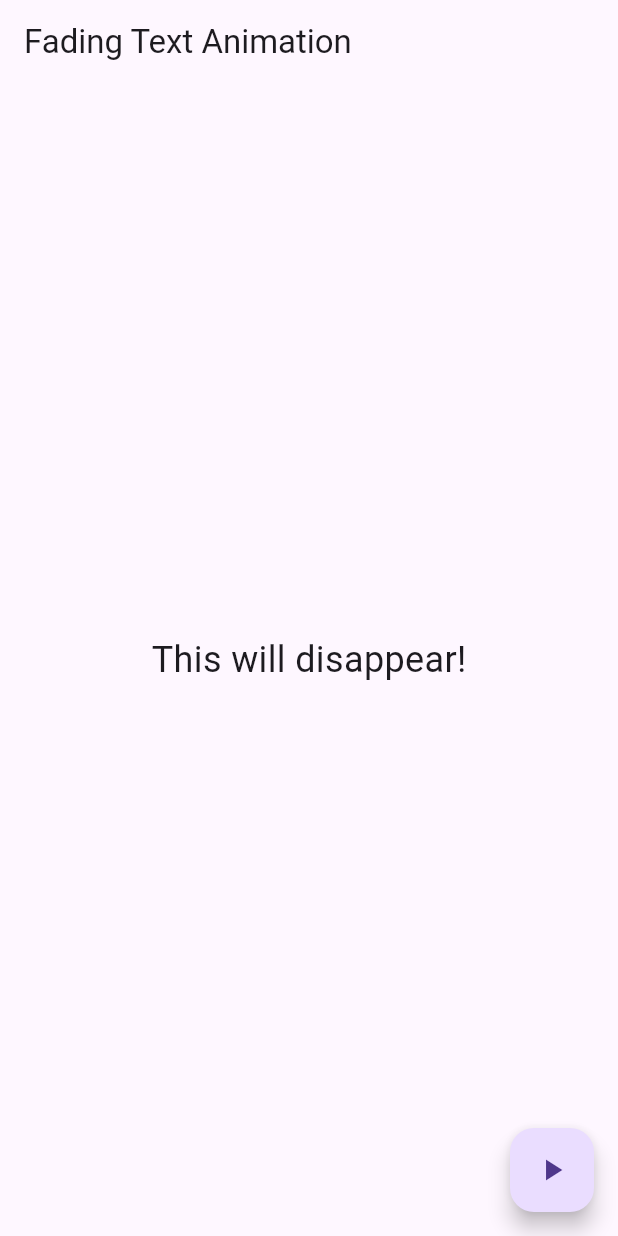
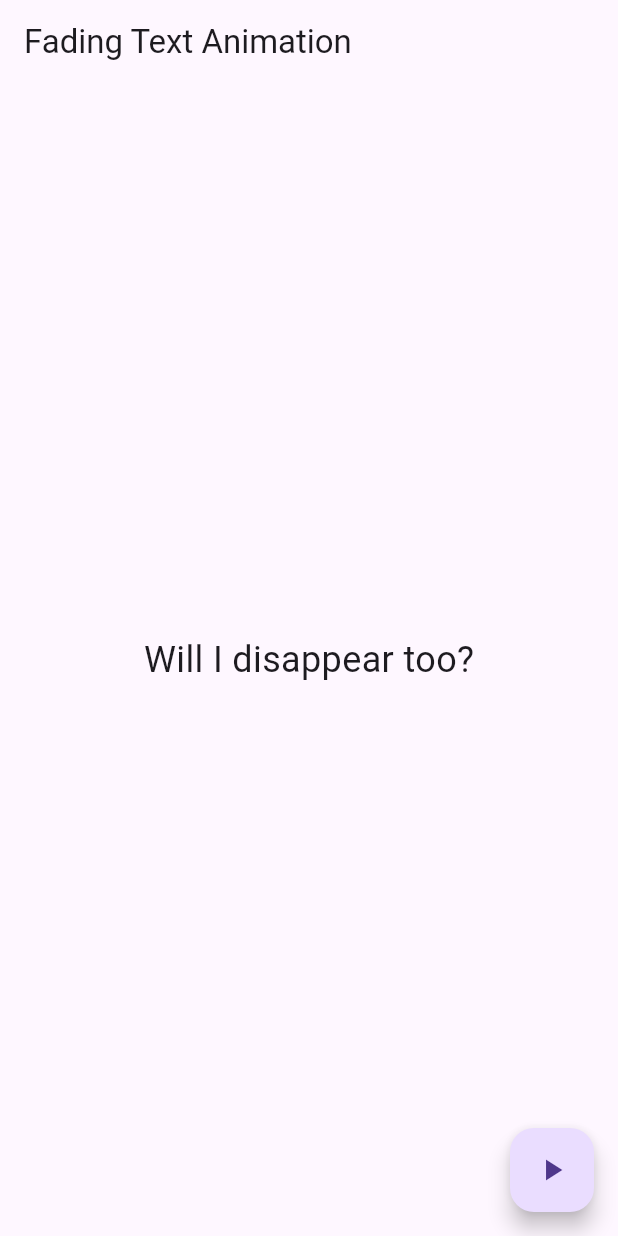
Before and after one commit to SunwooDua/inclass07, a Flutter app: the screen it shows after launch, on a phone screen of 412 x 824 dp. Run offline on Flutter 3.47's test engine with Material 3 defaults, Android fonts, the phone set to English and light mode, and no system bars.

```diff
--- a/lib/main.dart
+++ b/lib/main.dart
@@ -7,7 +7,7 @@ void main() {
 class MyApp extends StatelessWidget {
   @override
   Widget build(BuildContext context) {
-    return MaterialApp(home: FadingTextAnimation());
+    return MaterialApp(home: swipeScreen());
   }
 }
 
```
